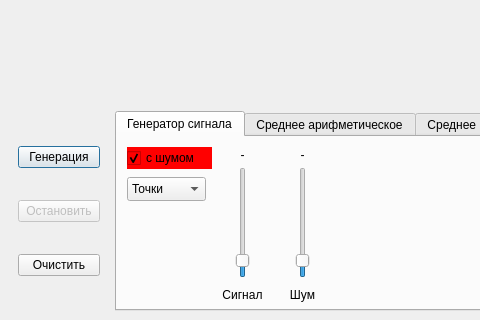
The window that filtsim/mainwindow.ui (cliffanet/filter) describes before a commit, drawn with Qt 5; both pictures show x 0 to 480 and y 180 to 500 of the 700 by 500 pixel window.
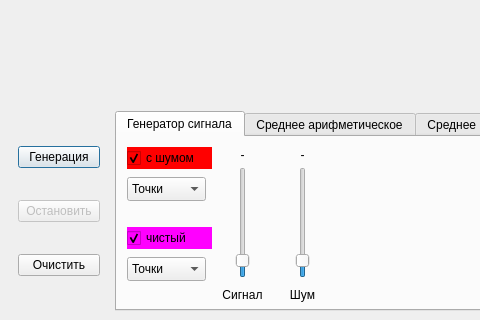
The same window after the commit. Custom widgets are drawn as their Qt base class.

Diff of the .ui file:
```diff
--- a/filtsim/mainwindow.ui
+++ b/filtsim/mainwindow.ui
@@ -253,6 +253,45 @@
             <bool>true</bool>
            </property>
           </widget>
+          <widget class="QComboBox" name="cmbTrueType">
+           <property name="geometry">
+            <rect>
+             <x>10</x>
+             <y>120</y>
+             <width>79</width>
+             <height>24</height>
+            </rect>
+           </property>
+           <item>
+            <property name="text">
+             <string>Точки</string>
+            </property>
+           </item>
+           <item>
+            <property name="text">
+             <string>Линии</string>
+            </property>
+           </item>
+          </widget>
+          <widget class="QCheckBox" name="cbTrueVisible">
+           <property name="geometry">
+            <rect>
+             <x>10</x>
+             <y>90</y>
+             <width>85</width>
+             <height>22</height>
+            </rect>
+           </property>
+           <property name="styleSheet">
+            <string notr="true">background-color: magenta;</string>
+           </property>
+           <property name="text">
+            <string>чистый</string>
+           </property>
+           <property name="checked">
+            <bool>true</bool>
+           </property>
+          </widget>
          </widget>
          <widget class="QWidget" name="tabAverage">
           <attribute name="title">
```
Left out of the diff: 2 changed lines with no effect on the pictures.
